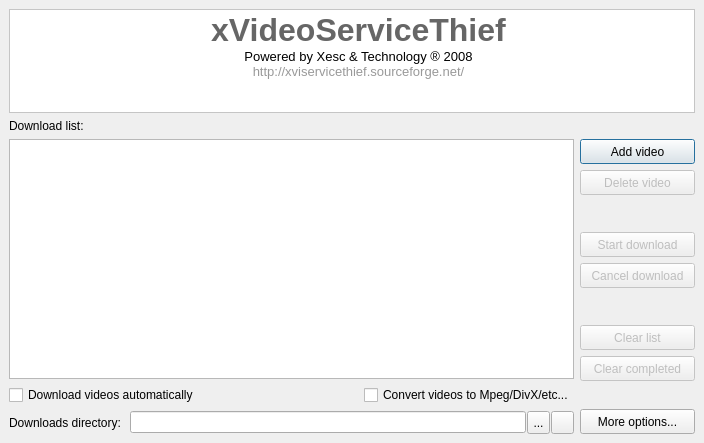
The window that ui/mainform.ui (ckorn/xvst) describes before a commit, drawn with Qt 5.
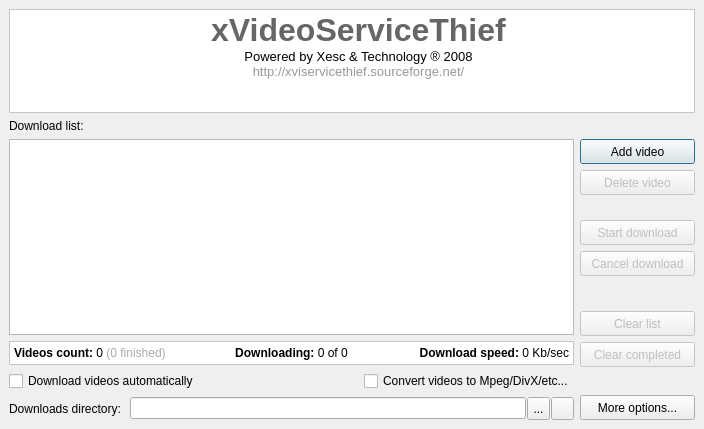
The same window after the commit. Icons and pictures are not drawn.

Commit message: - Added "Information" panel in main form (Display items count, downloading count and total download speed)

The edit to the form file:
```diff
--- a/ui/mainform.ui
+++ b/ui/mainform.ui
@@ -9,7 +9,7 @@
     <x>0</x>
     <y>0</y>
     <width>704</width>
-    <height>443</height>
+    <height>429</height>
    </rect>
   </property>
   <property name="minimumSize" >
@@ -298,7 +298,7 @@
       </property>
      </widget>
     </item>
-    <item rowspan="3" row="2" column="1" >
+    <item rowspan="4" row="2" column="1" >
      <layout class="QVBoxLayout" >
       <item>
        <widget class="QPushButton" name="btnAddVideo" >
@@ -466,6 +466,75 @@
      </layout>
     </item>
     <item row="3" column="0" >
+     <widget class="QFrame" name="frmInformation" >
+      <property name="minimumSize" >
+       <size>
+        <width>16</width>
+        <height>24</height>
+       </size>
+      </property>
+      <property name="maximumSize" >
+       <size>
+        <width>16777215</width>
+        <height>24</height>
+       </size>
+      </property>
+      <property name="styleSheet" >
+       <string> QFrame{background: white;}</string>
+      </property>
+      <property name="frameShape" >
+       <enum>QFrame::StyledPanel</enum>
+      </property>
+      <layout class="QGridLayout" >
+       <property name="leftMargin" >
+        <number>4</number>
+       </property>
+       <property name="topMargin" >
+        <number>2</number>
+       </property>
+       <property name="rightMargin" >
+        <number>4</number>
+       </property>
+       <property name="bottomMargin" >
+        <number>2</number>
+       </property>
+       <property name="horizontalSpacing" >
+        <number>2</number>
+       </property>
+       <property name="verticalSpacing" >
+        <number>2</number>
+       </property>
+       <item row="0" column="0" >
+        <widget class="QLabel" name="lblVideosCount" >
+         <property name="text" >
+          <string>&lt;b>Videos count:&lt;/b> 0 &lt;span style="color:#a9a9a9;">(0 finished)&lt;/span></string>
+         </property>
+        </widget>
+       </item>
+       <item row="0" column="2" >
+        <widget class="QLabel" name="lblDownloadingCount" >
+         <property name="text" >
+          <string>&lt;b>Downloading:&lt;/b> 0 of 0</string>
+         </property>
+         <property name="alignment" >
+          <set>Qt::AlignCenter</set>
+         </property>
+        </widget>
+       </item>
+       <item row="0" column="4" >
+        <widget class="QLabel" name="lblDownloadSpeed" >
+         <property name="text" >
+          <string>&lt;b>Download speed:&lt;/b> 0 Kb/sec</string>
+         </property>
+         <property name="alignment" >
+          <set>Qt::AlignRight|Qt::AlignTrailing|Qt::AlignVCenter</set>
+         </property>
+        </widget>
+       </item>
+      </layout>
+     </widget>
+    </item>
+    <item row="4" column="0" >
      <layout class="QHBoxLayout" >
       <item>
        <widget class="QCheckBox" name="chbDownloadVideosAuto" >
@@ -496,7 +565,7 @@
       </item>
      </layout>
     </item>
-    <item row="4" column="0" >
+    <item row="5" column="0" >
      <layout class="QHBoxLayout" >
       <property name="spacing" >
        <number>1</number>
```
Left out of the diff: 4 changed lines with no effect on the pictures. The commit also changes 5 other files.
